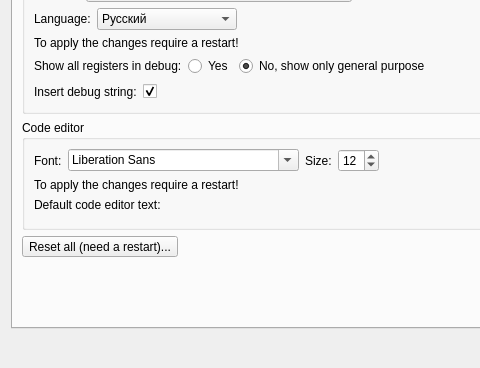
shealtieltehumim-prog/asmon, file settings.ui: the form before one commit; both pictures show x 0 to 480 and y 126 to 494 of the 743 by 494 pixel window.
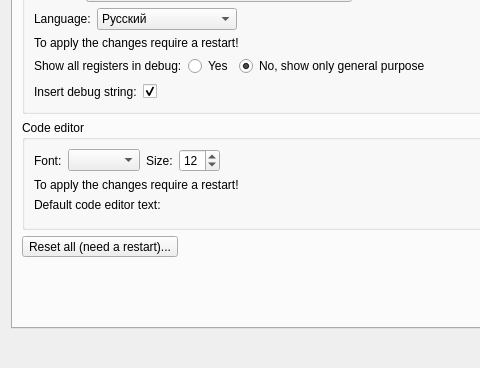
The form after the commit. The open tabs and pages were chosen to show the change.

Commit message:
Settings open as a full page in the editor area; compact monospace font list
Claude-Session: https://claude.ai/code/session_01CUM1Y3Jgm2r24arwG7tM8D

```diff
--- a/settings.ui
+++ b/settings.ui
@@ -334,20 +334,7 @@
              </widget>
             </item>
             <item>
-             <widget class="QFontComboBox" name="fontComboBox">
-              <property name="writingSystem">
-               <enum>QFontDatabase::Latin</enum>
-              </property>
-              <property name="fontFilters">
-               <set>QFontComboBox::AllFonts</set>
-              </property>
-              <property name="currentFont">
-               <font>
-                <family>Arial</family>
-                <pointsize>12</pointsize>
-               </font>
-              </property>
-             </widget>
+             <widget class="QComboBox" name="fontComboBox"/>
             </item>
             <item>
              <widget class="QLabel" name="fontSizeLabel">
```
The commit also changes 2 other files.
